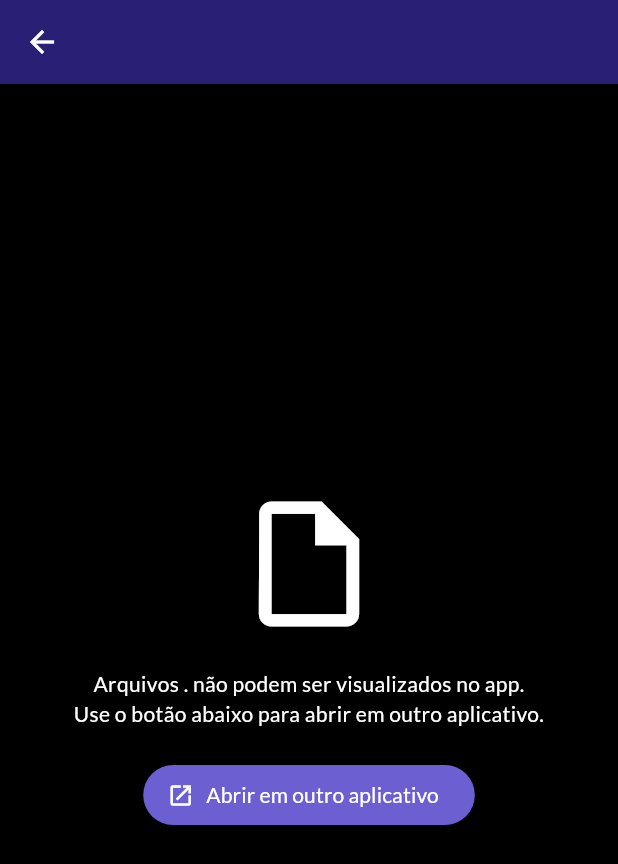
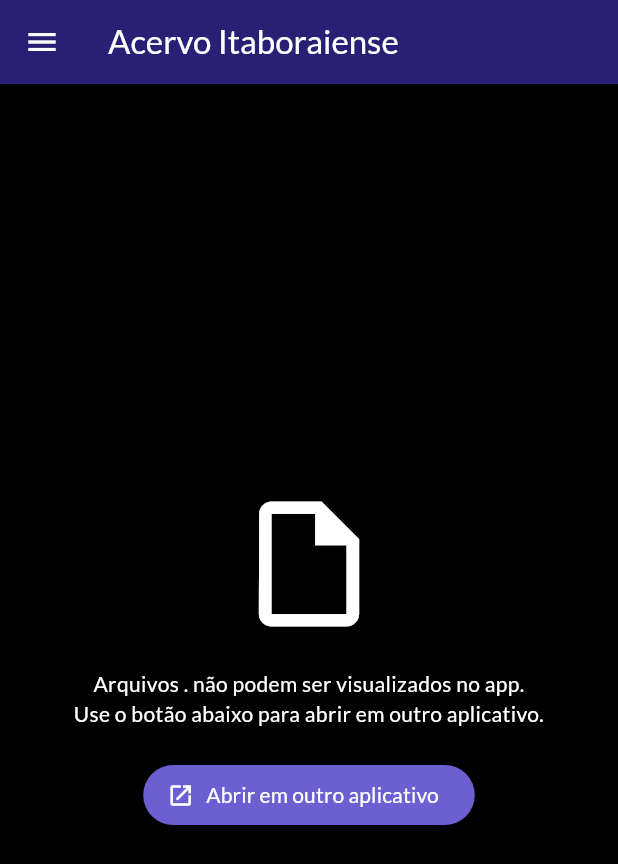
Before and after one commit to acervoitaboraiense/acervoitaboraiense-app, a Flutter app: the VisualizadorPage screen opened directly with empty values, on a phone screen of 412 x 824 dp. Shown: the top 864 px of the screen. Run offline on Flutter 3.47's test engine with Material 3 defaults, Android fonts, the light colour scheme and no system bars; our stand-ins replace google_fonts, just_audio, qr_flutter; missing offline and left inert: flutter_pdfview; network calls fail.

Commit message:
#044: Adição de um menu de gaveta ao scaffold principal

```diff
--- a/lib/main.dart
+++ b/lib/main.dart
@@ -1,6 +1,7 @@
 import 'dart:async';
 import 'dart:convert';
 import 'dart:io';
+import 'drawer_menu.dart';
 import 'package:flutter/material.dart';
 import 'package:flutter_pdfview/flutter_pdfview.dart';
 import 'package:http/http.dart' as http;
@@ -806,8 +807,9 @@ class VisualizadorPage extends StatelessWidget {
   @override
   Widget build(BuildContext context) {
     return Scaffold(
+      drawer: const AppDrawer(),
       appBar: AppBar(
-        title: Text(titulo, overflow: TextOverflow.ellipsis),
+        title: const Text('Acervo Itaboraiense'),
         backgroundColor: kPrimary,
         foregroundColor: Colors.white,
       ),
```
